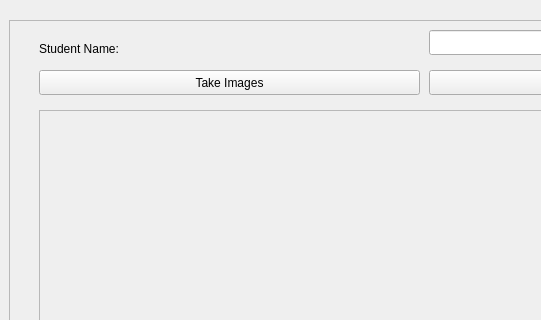
yonycherkos/automatic-classroom-attendance-system, file App/ui/registerStudent.ui: the form before one commit; both pictures show x 0 to 541 and y 0 to 320 of the 829 by 783 pixel window.
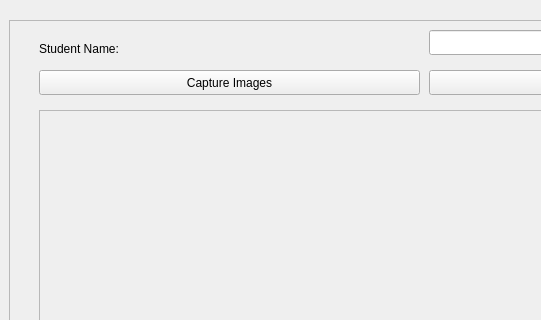
The form after the commit.

Commit message: clear text in the search box when filtering

Patch:
```diff
--- a/App/ui/registerStudent.ui
+++ b/App/ui/registerStudent.ui
@@ -88,7 +88,7 @@
         </rect>
        </property>
        <property name="text">
-        <string>Take Images</string>
+        <string>Capture Images</string>
        </property>
       </widget>
       <widget class="QPushButton" name="uploadImagesBtn">
```
The commit also changes 1 other file.
